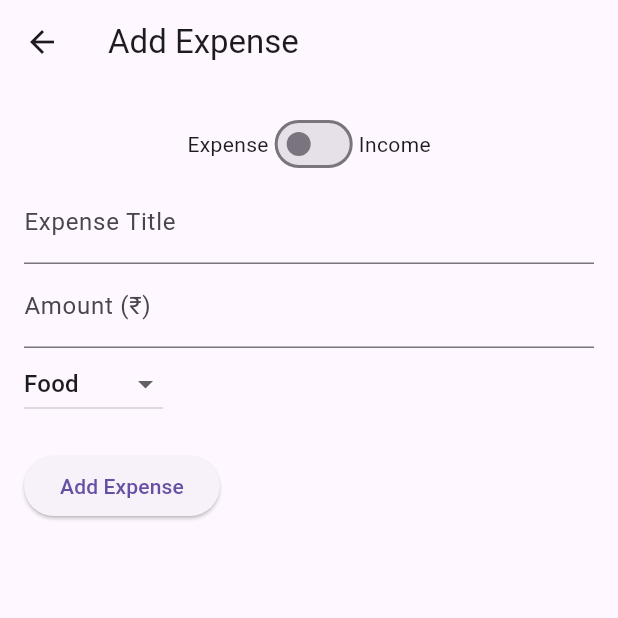
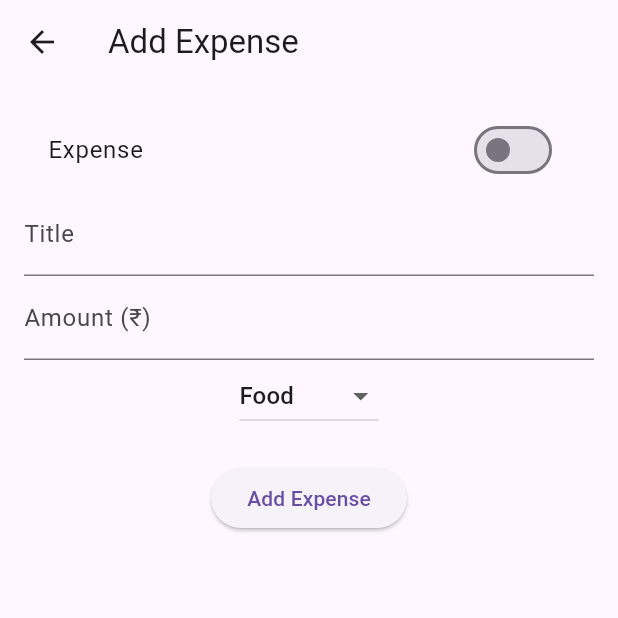
Before and after one commit to SanghaviPrachi/expensemanager2025_2, a Flutter app: the HomeScreen screen opened directly, after a tap on the "add" icon, on a phone screen of 412 x 824 dp, the top half of it. Run offline on Flutter 3.47's test engine with Material 3 defaults, Android fonts, the light colour scheme and no system bars; our stand-ins replace cloud_firestore, firebase_auth, firebase_core; accounts and stored records are empty; network calls fail.

Commit message:
added expense screen

```diff
--- a/lib/screens/add_expense_screen.dart
+++ b/lib/screens/add_expense_screen.dart
@@ -1,10 +1,8 @@
 import 'package:flutter/material.dart';
+import 'package:cloud_firestore/cloud_firestore.dart';
+import 'package:firebase_auth/firebase_auth.dart';
 
 class AddExpenseScreen extends StatefulWidget {
-  final Function(String, double, Color, bool, String) onExpenseAdded;
-
-  AddExpenseScreen({required this.onExpenseAdded});
-
   @override
   _AddExpenseScreenState createState() => _AddExpenseScreenState();
 }
@@ -13,19 +11,29 @@ class _AddExpenseScreenState extends State<AddExpenseScreen> {
   final TextEditingController titleController = TextEditingController();
   final TextEditingController amountController = TextEditingController();
   final TextEditingController descriptionController = TextEditingController();
+  String selectedCategory = "Food";
+  bool isIncome = false;
+  bool showDescription = false;
 
-  String selectedCategory = "Food";
-  bool showDescription = false;
-  bool isIncome = false; // ✅ Toggle for Income/Expense
-
-  void addExpense() {
+  void _addExpense() async {
     if (titleController.text.isEmpty || amountController.text.isEmpty) return;
 
     double amount = double.tryParse(amountController.text) ?? 0.0;
-    Color color = isIncome ? Colors.green : Colors.red;
-    String title = showDescription ? descriptionController.text : titleController.text;
+    if (amount <= 0) return;
 
-    widget.onExpenseAdded(title, amount, color, isIncome, selectedCategory);
+    String userId = FirebaseAuth.instance.currentUser!.uid;
+    await FirebaseFirestore.instance
+        .collection('users')
+        .doc(userId)
+        .collection('expenses')
+        .add({
+      'title': titleController.text,
+      'amount': amount,
+      'category': selectedCategory,
+      'description': showDescription ? descriptionController.text : null,
+      'type': isIncome ? 'income' : 'expense',
+      'timestamp': FieldValue.serverTimestamp(),
+    });
 
     Navigator.pop(context);
   }
@@ -37,60 +45,29 @@ class _AddExpenseScreenState extends State<AddExpenseScreen> {
       body: Padding(
         padding: EdgeInsets.all(16.0),
         child: Column(
-          crossAxisAlignment: CrossAxisAlignment.start,
           children: [
-            // Toggle Expense/Income
-            Row(
-              mainAxisAlignment: MainAxisAlignment.center,
-              children: [
-                Text("Expense"),
-                Switch(
-                  value: isIncome,
-                  onChanged: (value) {
-                    setState(() {
-                      isIncome = value;
-                    });
-                  },
-                ),
-                Text("Income"),
-              ],
+            SwitchListTile(
+              title: Text(isIncome ? "Income" : "Expense"),
+              value: isIncome,
+              onChanged: (value) => setState(() => isIncome = value),
             ),
-
-            TextField(
-              controller: titleController,
-              decoration: InputDecoration(labelText: isIncome ? 'Income Title' : 'Expense Title'),
-            ),
-            TextField(
-              controller: amountController,
-              decoration: InputDecoration(labelText: 'Amount (₹)'),
-              keyboardType: TextInputType.number,
-            ),
+            TextField(controller: titleController, decoration: InputDecoration(labelText: 'Title')),
+            TextField(controller: amountController, decoration: InputDecoration(labelText: 'Amount (₹)'), keyboardType: TextInputType.number),
             DropdownButton<String>(
               value: selectedCategory,
               onChanged: (String? newValue) {
                 setState(() {
                   selectedCategory = newValue!;
-                  showDescription = newValue == "Other"; // ✅ Show text field only if "Other" is selected
+                  showDescription = newValue == "Other";
                 });
               },
-              items: ["Food", "Shopping", "Salary", "Other"]
-                  .map<DropdownMenuItem<String>>((String value) {
-                return DropdownMenuItem<String>(
-                  value: value,
-                  child: Text(value),
-                );
+              items: ["Food", "Shopping", "Salary", "Other"].map((String value) {
+                return DropdownMenuItem(value: value, child: Text(value));
               }).toList(),
             ),
-            if (showDescription)
-              TextField(
-                controller: descriptionController,
-                decoration: InputDecoration(labelText: 'Description'),
-              ),
+            if (showDescription) TextField(controller: descriptionController, decoration: InputDecoration(labelText: 'Description')),
             SizedBox(height: 20),
-            ElevatedButton(
-              onPressed: addExpense,
-              child: Text(isIncome ? 'Add Income' : 'Add Expense'),
-            ),
+            ElevatedButton(onPressed: _addExpense, child: Text(isIncome ? 'Add Income' : 'Add Expense')),
           ],
         ),
       ),
--- a/lib/screens/home_screen.dart
+++ b/lib/screens/home_screen.dart
@@ -1,4 +1,6 @@
 import 'package:flutter/material.dart';
+import 'package:cloud_firestore/cloud_firestore.dart';
+import 'package:firebase_auth/firebase_auth.dart';
 import 'add_expense_screen.dart';
 
 class HomeScreen extends StatefulWidget {
@@ -7,31 +9,53 @@ class HomeScreen extends StatefulWidget {
 }
 
 class _HomeScreenState extends State<HomeScreen> {
+  double totalBalance = 0.0;
   List<Map<String, dynamic>> expenses = [];
-  double totalBalance = 50000;
 
-  void addExpense(String title, double amount, Color color, bool isIncome, String category) {
-    setState(() {
-      expenses.insert(0, {
-        "title": title,
-        "amount": isIncome ? "+₹$amount" : "-₹$amount",
-        "color": isIncome ? Colors.green : Colors.red,
-        "isIncome": isIncome,
-        "category": category,
+  @override
+  void initState() {
+    super.initState();
+    _loadExpenses();
+  }
+
+  void _loadExpenses() async {
+    String userId = FirebaseAuth.instance.currentUser!.uid;
+    FirebaseFirestore.instance
+        .collection('users')
+        .doc(userId)
+        .collection('expenses')
+        .snapshots()
+        .listen((snapshot) {
+      double balance = 0.0;
+      List<Map<String, dynamic>> expenseList = [];
+
+      for (var doc in snapshot.docs) {
+        Map<String, dynamic> data = doc.data();
+        data['id'] = doc.id;
+        expenseList.add(data);
+
+        if (data['type'] == 'income') {
+          balance += data['amount'];
+        } else {
+          balance -= data['amount'];
+        }
+      }
+
+      setState(() {
+        totalBalance = balance;
+        expenses = expenseList;
       });
-
-      totalBalance += isIncome ? amount : -amount;
     });
   }
 
-  void deleteExpense(int index) {
-    setState(() {
-      double amount = double.parse(expenses[index]["amount"].replaceAll(RegExp(r'[^0-9.-]'), ''));
-      bool isIncome = expenses[index]["isIncome"];
-
-      totalBalance -= isIncome ? amount : -amount;
-      expenses.removeAt(index);
-    });
+  void _deleteExpense(String expenseId) async {
+    String userId = FirebaseAuth.instance.currentUser!.uid;
+    await FirebaseFirestore.instance
+        .collection('users')
+        .doc(userId)
+        .collection('expenses')
+        .doc(expenseId)
+        .delete();
   }
 
   @override
@@ -43,7 +67,14 @@ class _HomeScreenState extends State<HomeScreen> {
           IconButton(
             icon: Icon(Icons.settings),
             onPressed: () {
-              // Navigate to Settings
+              // Navigate to Settings screen (to be implemented)
+            },
+          ),
+          IconButton(
+            icon: Icon(Icons.logout),
+            onPressed: () async {
+              await FirebaseAuth.instance.signOut();
+              Navigator.pushReplacementNamed(context, "/login");
             },
           ),
         ],
@@ -56,7 +87,8 @@ class _HomeScreenState extends State<HomeScreen> {
             // Total Balance
             Card(
               elevation: 4,
-              shape: RoundedRectangleBorder(borderRadius: BorderRadius.circular(12)),
+              shape: RoundedRectangleBorder(
+                  borderRadius: BorderRadius.circular(12)),
               child: Padding(
                 padding: EdgeInsets.all(16),
                 child: Column(
@@ -66,10 +98,7 @@ class _HomeScreenState extends State<HomeScreen> {
                         style: TextStyle(fontSize: 18, fontWeight: FontWeight.bold)),
                     SizedBox(height: 5),
                     Text("₹${totalBalance.toStringAsFixed(2)}",
-                        style: TextStyle(
-                            fontSize: 24,
-                            fontWeight: FontWeight.w600,
-                            color: totalBalance >= 0 ? Colors.green : Colors.red)),
+                        style: TextStyle(fontSize: 24, fontWeight: FontWeight.w600)),
                   ],
                 ),
               ),
@@ -82,11 +111,9 @@ class _HomeScreenState extends State<HomeScreen> {
               children: [
                 _buildActionButton(Icons.add, "Add Expense", () {
                   Navigator.push(
-                    context,
-                    MaterialPageRoute(
-                      builder: (context) => AddExpenseScreen(onExpenseAdded: addExpense),
-                    ),
-                  );
+                      context,
+                      MaterialPageRoute(
+                          builder: (context) => AddExpenseScreen()));
                 }),
                 _buildActionButton(Icons.pie_chart, "Reports", () {
                   // Navigate to Reports
@@ -101,15 +128,15 @@ class _HomeScreenState extends State<HomeScreen> {
             // Recent Transactions
             Text("Recent Transactions",
                 style: TextStyle(fontSize: 18, fontWeight: FontWeight.bold)),
+
             Expanded(
-              child: expenses.isEmpty
-                  ? Center(child: Text("No expenses yet!"))
-                  : ListView.builder(
+              child: ListView.builder(
                 itemCount: expenses.length,
                 itemBuilder: (context, index) {
+                  var expense = expenses[index];
                   return Dismissible(
-                    key: Key(expenses[index]["title"]),
-                    direction: DismissDirection.endToStart,
+                    key: Key(expense['id']), // Unique key for each item
+                    direction: DismissDirection.endToStart, // Swipe from right to left
                     background: Container(
                       alignment: Alignment.centerRight,
                       padding: EdgeInsets.only(right: 20),
@@ -117,14 +144,13 @@ class _HomeScreenState extends State<HomeScreen> {
                       child: Icon(Icons.delete, color: Colors.white),
                     ),
                     onDismissed: (direction) {
-                      deleteExpense(index);
+                      _deleteExpense(expense['id']); // Delete on swipe
                     },
                     child: _buildTransactionItem(
-                      expenses[index]["title"],
-                      expenses[index]["amount"],
-                      expenses[index]["color"],
-                      expenses[index]["category"],
-                    ),
+                        expense['title'],
+                        "₹${expense['amount'].toString()}",
+                        expense['type'] == 'income' ? Colors.green : Colors.red,
+                        expense['id']),
                   );
                 },
               ),
@@ -141,10 +167,7 @@ class _HomeScreenState extends State<HomeScreen> {
         CircleAvatar(
           radius: 30,
           backgroundColor: Colors.blue.shade100,
-          child: IconButton(
-            icon: Icon(icon, size: 30, color: Colors.blue),
-            onPressed: onTap,
-          ),
+          child: IconButton(icon: Icon(icon, size: 30, color: Colors.blue), onPressed: onTap),
         ),
         SizedBox(height: 8),
         Text(title, style: TextStyle(fontSize: 14))
@@ -152,14 +175,13 @@ class _HomeScreenState extends State<HomeScreen> {
     );
   }
 
-  Widget _buildTransactionItem(String title, String amount, Color color, String category) {
+  Widget _buildTransactionItem(String title, String amount, Color color, String expenseId) {
     return Card(
       elevation: 2,
       margin: EdgeInsets.symmetric(vertical: 5),
       child: ListTile(
         leading: Icon(Icons.shopping_bag, color: color),
         title: Text(title, style: TextStyle(fontSize: 16, fontWeight: FontWeight.w500)),
-        subtitle: Text(category),
         trailing: Text(amount, style: TextStyle(fontSize: 16, color: color)),
       ),
     );
```
